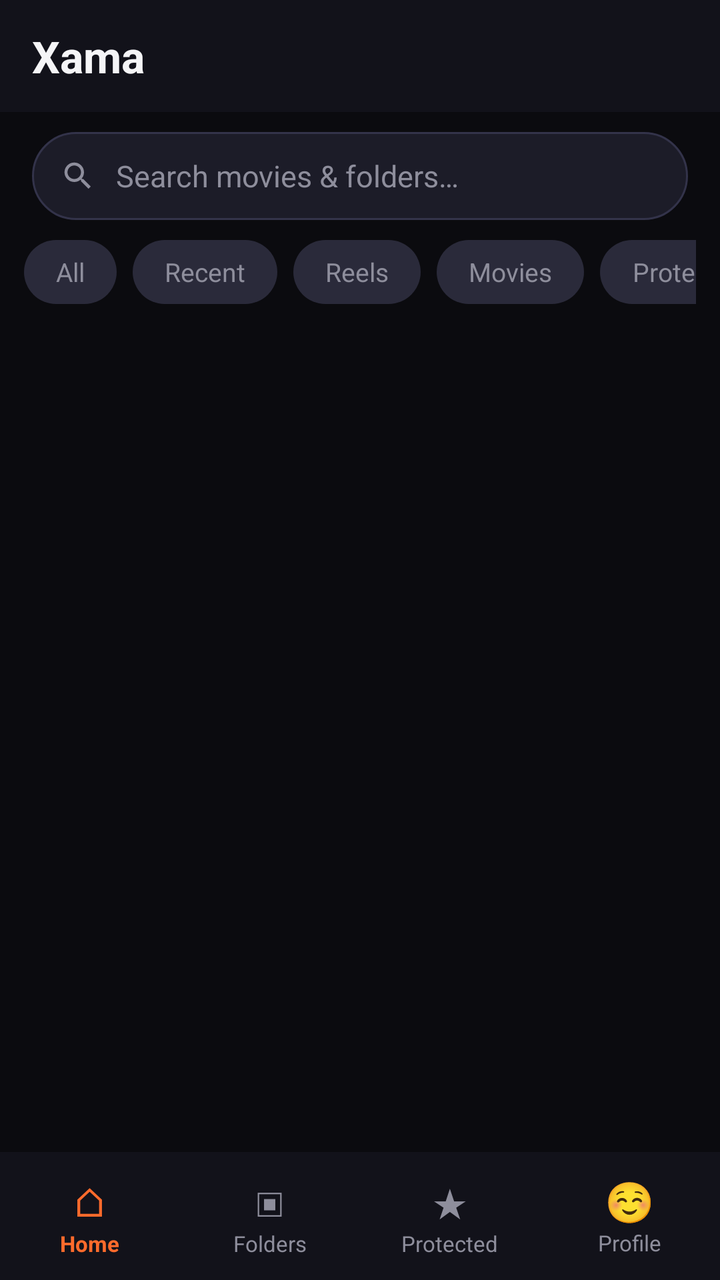
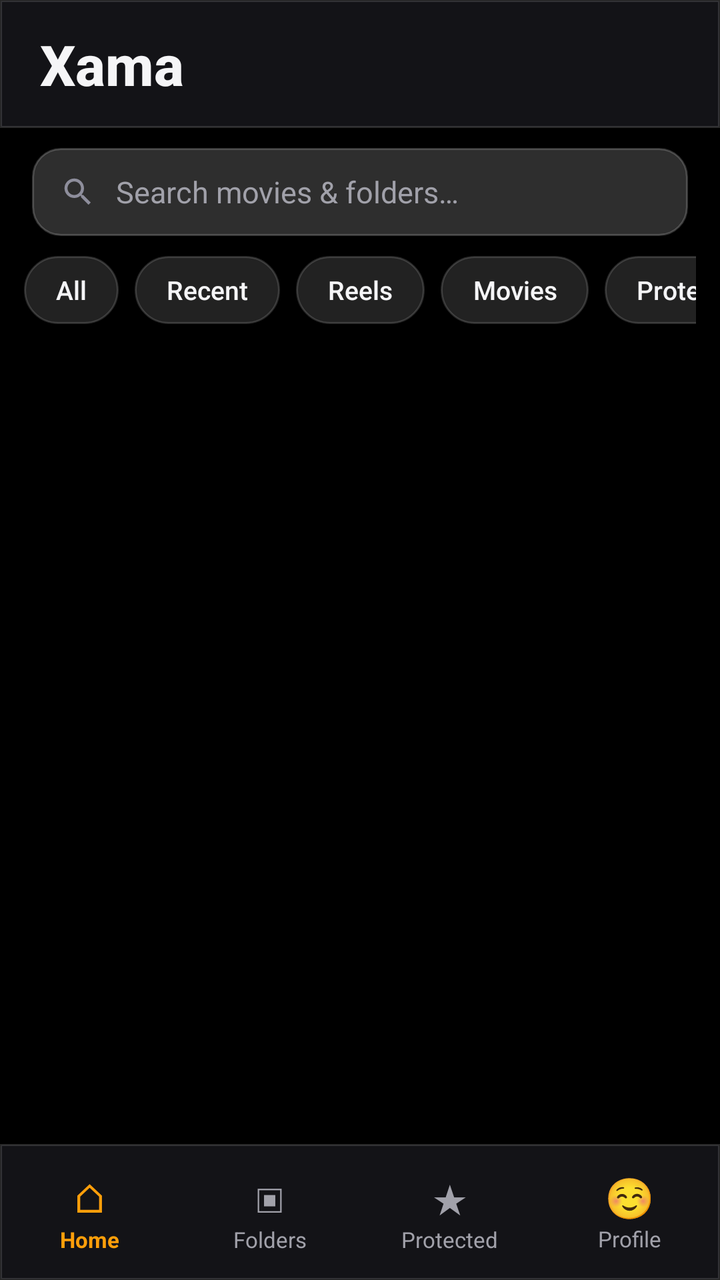

Before-and-after screenshots of an Android layout around one commit, followed by the original layout XML and the change that was made.
<!-- AndroidManifest.xml: application theme Theme.Xama -->
<!-- res/layout/activity_main.xml -->
<?xml version="1.0" encoding="utf-8"?>
<LinearLayout xmlns:android="http://schemas.android.com/apk/res/android"
    android:layout_width="match_parent"
    android:layout_height="match_parent"
    android:orientation="vertical"
    android:background="@color/bg_dark"
    android:fitsSystemWindows="true">

    
    <LinearLayout
        android:layout_width="match_parent"
        android:layout_height="56dp"
        android:orientation="horizontal"
        android:gravity="center_vertical"
        android:paddingStart="16dp"
        android:paddingEnd="16dp"
        android:background="@color/bg_panel">
        <TextView
            android:id="@+id/headerTitle"
            android:layout_width="0dp"
            android:layout_height="wrap_content"
            android:layout_weight="1"
            android:text="Xama"
            android:textColor="@color/text_primary"
            android:textSize="22sp"
            android:textStyle="bold"/>
        <TextView
            android:id="@+id/videoCountText"
            android:layout_width="wrap_content"
            android:layout_height="wrap_content"
            android:textColor="@color/text_muted"
            android:textSize="13sp"/>
    </LinearLayout>

    
    <LinearLayout
        android:id="@+id/searchBar"
        android:layout_width="match_parent"
        android:layout_height="44dp"
        android:layout_marginStart="16dp"
        android:layout_marginEnd="16dp"
        android:layout_marginTop="10dp"
        android:layout_marginBottom="4dp"
        android:orientation="horizontal"
        android:gravity="center_vertical"
        android:background="@drawable/search_bg"
        android:paddingStart="14dp"
        android:paddingEnd="14dp">
        <ImageView
            android:layout_width="18dp"
            android:layout_height="18dp"
            android:src="@drawable/ic_search"
            android:contentDescription="Search"/>
        <EditText
            android:id="@+id/searchInput"
            android:layout_width="0dp"
            android:layout_height="match_parent"
            android:layout_weight="1"
            android:layout_marginStart="10dp"
            android:background="@null"
            android:hint="Search movies &amp; folders…"
            android:textColorHint="@color/text_muted"
            android:textColor="@color/text_primary"
            android:textSize="15sp"
            android:inputType="text"
            android:imeOptions="actionSearch"
            android:maxLines="1"/>
    </LinearLayout>

    
    <HorizontalScrollView
        android:id="@+id/categoryScroll"
        android:layout_width="match_parent"
        android:layout_height="wrap_content"
        android:scrollbars="none"
        android:paddingStart="12dp"
        android:paddingEnd="12dp"
        android:paddingTop="6dp"
        android:paddingBottom="4dp">
        <LinearLayout
            android:id="@+id/categoryRow"
            android:layout_width="wrap_content"
            android:layout_height="wrap_content"
            android:orientation="horizontal">
            <TextView android:id="@+id/catAll" style="@style/CategoryChip" android:text="All"/>
            <TextView android:id="@+id/catRecent" style="@style/CategoryChip" android:text="Recent"/>
            <TextView android:id="@+id/catReels" style="@style/CategoryChip" android:text="Reels"/>
            <TextView android:id="@+id/catLong" style="@style/CategoryChip" android:text="Movies"/>
            <TextView android:id="@+id/catProtected" style="@style/CategoryChip" android:text="Protected"/>
        </LinearLayout>
    </HorizontalScrollView>

    <FrameLayout
        android:layout_width="match_parent"
        android:layout_height="0dp"
        android:layout_weight="1">

        
        <androidx.core.widget.NestedScrollView
            android:id="@+id/homeScroll"
            android:layout_width="match_parent"
            android:layout_height="match_parent"
            android:fillViewport="true"
            android:visibility="gone">
            <LinearLayout
                android:layout_width="match_parent"
                android:layout_height="wrap_content"
                android:orientation="vertical"
                android:padding="12dp">
                <include layout="@layout/item_hero"/>

                <LinearLayout
                    android:id="@+id/continueSection"
                    android:layout_width="match_parent"
                    android:layout_height="wrap_content"
                    android:orientation="vertical"
                    android:visibility="gone"
                    android:layout_marginBottom="8dp">
                    <TextView
                        android:layout_width="match_parent"
                        android:layout_height="wrap_content"
                        android:text="Continue watching"
                        android:textColor="@color/text_primary"
                        android:textSize="17sp"
                        android:textStyle="bold"
                        android:layout_marginStart="4dp"
                        android:layout_marginBottom="8dp"/>
                    <androidx.recyclerview.widget.RecyclerView
                        android:id="@+id/continueRow"
                        android:layout_width="match_parent"
                        android:layout_height="wrap_content"
                        android:orientation="horizontal"
                        android:nestedScrollingEnabled="false"/>
                </LinearLayout>

                <TextView
                    android:id="@+id/sectionTitle"
                    android:layout_width="match_parent"
                    android:layout_height="wrap_content"
                    android:text="On this device"
                    android:textColor="@color/text_primary"
                    android:textSize="17sp"
                    android:textStyle="bold"
                    android:layout_marginTop="4dp"
                    android:layout_marginBottom="8dp"
                    android:layout_marginStart="4dp"/>
                <androidx.recyclerview.widget.RecyclerView
                    android:id="@+id/homeGrid"
                    android:layout_width="match_parent"
                    android:layout_height="wrap_content"
                    android:nestedScrollingEnabled="false"/>
            </LinearLayout>
        </androidx.core.widget.NestedScrollView>

        <androidx.recyclerview.widget.RecyclerView
            android:id="@+id/contentList"
            android:layout_width="match_parent"
            android:layout_height="match_parent"
            android:clipToPadding="false"
            android:padding="12dp"/>

        <LinearLayout
            android:id="@+id/folderBackBar"
            android:layout_width="match_parent"
            android:layout_height="wrap_content"
            android:orientation="horizontal"
            android:gravity="center_vertical"
            android:padding="12dp"
            android:background="@color/bg_dark"
            android:visibility="gone">
            <TextView
                android:id="@+id/btnBackFolder"
                android:layout_width="wrap_content"
                android:layout_height="wrap_content"
                android:text="← Folders"
                android:textColor="@color/accent"
                android:textSize="15sp"
                android:textStyle="bold"
                android:padding="8dp"/>
            <TextView
                android:id="@+id/folderDetailTitle"
                android:layout_width="0dp"
                android:layout_height="wrap_content"
                android:layout_weight="1"
                android:textColor="@color/text_primary"
                android:textSize="16sp"
                android:textStyle="bold"
                android:maxLines="1"
                android:ellipsize="end"/>
        </LinearLayout>

        
        <ScrollView
            android:id="@+id/profilePanel"
            android:layout_width="match_parent"
            android:layout_height="match_parent"
            android:visibility="gone"
            android:fillViewport="true">
            <LinearLayout
                android:layout_width="match_parent"
                android:layout_height="wrap_content"
                android:orientation="vertical"
                android:padding="24dp"
                android:gravity="center_horizontal">

                <TextView
                    android:layout_width="88dp"
                    android:layout_height="88dp"
                    android:gravity="center"
                    android:text="X"
                    android:textSize="36sp"
                    android:textStyle="bold"
                    android:textColor="#FFFFFF"
                    android:background="@drawable/play_circle_bg"/>

                <TextView
                    android:layout_width="wrap_content"
                    android:layout_height="wrap_content"
                    android:layout_marginTop="16dp"
                    android:text="Xama"
                    android:textColor="@color/text_primary"
                    android:textSize="24sp"
                    android:textStyle="bold"/>

                <TextView
                    android:layout_width="wrap_content"
                    android:layout_height="wrap_content"
                    android:layout_marginTop="4dp"
                    android:text="Offline player · Protected streaming"
                    android:textColor="@color/text_muted"
                    android:textSize="13sp"/>

                <LinearLayout
                    android:layout_width="match_parent"
                    android:layout_height="wrap_content"
                    android:orientation="horizontal"
                    android:layout_marginTop="28dp">

                    <LinearLayout android:layout_width="0dp" android:layout_height="wrap_content"
                        android:layout_weight="1" android:orientation="vertical" android:gravity="center"
                        android:background="@color/bg_elevated" android:padding="16dp"
                        android:layout_marginEnd="6dp">
                        <TextView android:id="@+id/statTotal" android:layout_width="wrap_content"
                            android:layout_height="wrap_content" android:text="0"
                            android:textColor="@color/accent" android:textSize="22sp" android:textStyle="bold"/>
                        <TextView android:layout_width="wrap_content" android:layout_height="wrap_content"
                            android:text="Videos" android:textColor="@color/text_muted" android:textSize="12sp"/>
                    </LinearLayout>

                    <LinearLayout android:layout_width="0dp" android:layout_height="wrap_content"
                        android:layout_weight="1" android:orientation="vertical" android:gravity="center"
                        android:background="@color/bg_elevated" android:padding="16dp"
                        android:layout_marginStart="6dp" android:layout_marginEnd="6dp">
                        <TextView android:id="@+id/statProtected" android:layout_width="wrap_content"
                            android:layout_height="wrap_content" android:text="0"
                            android:textColor="@color/accent" android:textSize="22sp" android:textStyle="bold"/>
                        <TextView android:layout_width="wrap_content" android:layout_height="wrap_content"
                            android:text="Protected" android:textColor="@color/text_muted" android:textSize="12sp"/>
                    </LinearLayout>

                    <LinearLayout android:layout_width="0dp" android:layout_height="wrap_content"
                        android:layout_weight="1" android:orientation="vertical" android:gravity="center"
                        android:background="@color/bg_elevated" android:padding="16dp"
                        android:layout_marginStart="6dp">
                        <TextView android:id="@+id/statFolders" android:layout_width="wrap_content"
                            android:layout_height="wrap_content" android:text="0"
                            android:textColor="@color/accent" android:textSize="22sp" android:textStyle="bold"/>
                        <TextView android:layout_width="wrap_content" android:layout_height="wrap_content"
                            android:text="Folders" android:textColor="@color/text_muted" android:textSize="12sp"/>
                    </LinearLayout>
                </LinearLayout>

                <TextView
                    android:id="@+id/profileHint"
                    android:layout_width="match_parent"
                    android:layout_height="wrap_content"
                    android:layout_marginTop="24dp"
                    android:padding="16dp"
                    android:background="@color/bg_elevated"
                    android:textColor="@color/text_muted"
                    android:textSize="13sp"
                    android:lineSpacingExtra="4dp"
                    android:text="Protected videos are licensed to this device only. Screenshots are blocked while they play."/>
            </LinearLayout>
        </ScrollView>

        <LinearLayout
            android:id="@+id/emptyState"
            android:layout_width="match_parent"
            android:layout_height="match_parent"
            android:orientation="vertical"
            android:gravity="center"
            android:padding="32dp"
            android:visibility="gone">
            <TextView
                android:layout_width="72dp" android:layout_height="72dp"
                android:gravity="center" android:text="▶" android:textSize="32sp"
                android:textColor="@color/accent" android:background="@drawable/play_circle_bg"/>
            <TextView
                android:layout_width="wrap_content" android:layout_height="wrap_content"
                android:layout_marginTop="20dp" android:text="Nothing here yet"
                android:textColor="@color/text_primary" android:textSize="20sp" android:textStyle="bold"/>
            <TextView
                android:layout_width="match_parent" android:layout_height="wrap_content"
                android:layout_marginTop="12dp"
                android:text="Tap Allow when asked for video access — then your library appears.\nProtected titles show up after a shop sends them over USB."
                android:textColor="@color/text_muted" android:textSize="14sp"
                android:gravity="center"/>
        </LinearLayout>
    </FrameLayout>

    
    <LinearLayout
        android:layout_width="match_parent"
        android:layout_height="64dp"
        android:orientation="horizontal"
        android:background="@color/bg_panel"
        android:elevation="8dp"
        android:paddingTop="6dp"
        android:paddingBottom="6dp">

        <LinearLayout android:id="@+id/navHome" android:layout_width="0dp" android:layout_height="match_parent"
            android:layout_weight="1" android:orientation="vertical" android:gravity="center">
            <TextView android:id="@+id/navHomeIcon" android:layout_width="wrap_content" android:layout_height="wrap_content"
                android:text="⌂" android:textSize="20sp" android:textColor="@color/accent"/>
            <TextView android:id="@+id/navHomeLabel" android:layout_width="wrap_content" android:layout_height="wrap_content"
                android:text="Home" android:textSize="11sp" android:textColor="@color/accent" android:textStyle="bold"/>
        </LinearLayout>

        <LinearLayout android:id="@+id/navFolders" android:layout_width="0dp" android:layout_height="match_parent"
            android:layout_weight="1" android:orientation="vertical" android:gravity="center">
            <TextView android:id="@+id/navFoldersIcon" android:layout_width="wrap_content" android:layout_height="wrap_content"
                android:text="▣" android:textSize="20sp" android:textColor="@color/text_muted"/>
            <TextView android:id="@+id/navFoldersLabel" android:layout_width="wrap_content" android:layout_height="wrap_content"
                android:text="Folders" android:textSize="11sp" android:textColor="@color/text_muted"/>
        </LinearLayout>

        <LinearLayout android:id="@+id/navProtected" android:layout_width="0dp" android:layout_height="match_parent"
            android:layout_weight="1" android:orientation="vertical" android:gravity="center">
            <TextView android:id="@+id/navProtectedIcon" android:layout_width="wrap_content" android:layout_height="wrap_content"
                android:text="★" android:textSize="20sp" android:textColor="@color/text_muted"/>
            <TextView android:id="@+id/navProtectedLabel" android:layout_width="wrap_content" android:layout_height="wrap_content"
                android:text="Protected" android:textSize="11sp" android:textColor="@color/text_muted"/>
        </LinearLayout>

        <LinearLayout android:id="@+id/navProfile" android:layout_width="0dp" android:layout_height="match_parent"
            android:layout_weight="1" android:orientation="vertical" android:gravity="center">
            <TextView android:id="@+id/navProfileIcon" android:layout_width="wrap_content" android:layout_height="wrap_content"
                android:text="☺" android:textSize="20sp" android:textColor="@color/text_muted"/>
            <TextView android:id="@+id/navProfileLabel" android:layout_width="wrap_content" android:layout_height="wrap_content"
                android:text="Profile" android:textSize="11sp" android:textColor="@color/text_muted"/>
        </LinearLayout>
    </LinearLayout>
</LinearLayout>
<!-- res/layout/item_hero.xml (included above) -->
<?xml version="1.0" encoding="utf-8"?>
<androidx.cardview.widget.CardView xmlns:android="http://schemas.android.com/apk/res/android"
    xmlns:app="http://schemas.android.com/apk/res-auto"
    android:id="@+id/heroCard"
    android:layout_width="match_parent"
    android:layout_height="200dp"
    android:layout_marginBottom="12dp"
    app:cardBackgroundColor="@color/bg_elevated"
    app:cardCornerRadius="18dp"
    app:cardElevation="0dp">

    <FrameLayout
        android:layout_width="match_parent"
        android:layout_height="match_parent">

        <ImageView
            android:id="@+id/heroImage"
            android:layout_width="match_parent"
            android:layout_height="match_parent"
            android:scaleType="centerCrop"
            android:background="@drawable/thumb_placeholder"
            android:contentDescription="Featured"/>

        <View
            android:layout_width="match_parent"
            android:layout_height="match_parent"
            android:background="#66000000"/>

        <LinearLayout
            android:layout_width="match_parent"
            android:layout_height="wrap_content"
            android:layout_gravity="bottom"
            android:orientation="vertical"
            android:padding="16dp">

            <TextView
                android:layout_width="wrap_content"
                android:layout_height="wrap_content"
                android:text="FEATURED"
                android:textColor="@color/accent"
                android:textSize="11sp"
                android:textStyle="bold"
                android:letterSpacing="0.08"/>

            <TextView
                android:id="@+id/heroTitle"
                android:layout_width="match_parent"
                android:layout_height="wrap_content"
                android:layout_marginTop="4dp"
                android:textColor="#FFFFFF"
                android:textSize="20sp"
                android:textStyle="bold"
                android:maxLines="2"
                android:ellipsize="end"/>

            <TextView
                android:id="@+id/heroMeta"
                android:layout_width="match_parent"
                android:layout_height="wrap_content"
                android:layout_marginTop="2dp"
                android:textColor="#CCFFFFFF"
                android:textSize="12sp"
                android:maxLines="1"/>

            <LinearLayout
                android:layout_width="match_parent"
                android:layout_height="wrap_content"
                android:orientation="horizontal"
                android:layout_marginTop="12dp">

                <TextView
                    android:id="@+id/heroPlay"
                    android:layout_width="wrap_content"
                    android:layout_height="36dp"
                    android:gravity="center"
                    android:paddingStart="20dp"
                    android:paddingEnd="20dp"
                    android:text="▶  Play"
                    android:textColor="#FFFFFF"
                    android:textSize="13sp"
                    android:textStyle="bold"
                    android:background="@drawable/hero_play_btn"/>

                <TextView
                    android:id="@+id/heroFolder"
                    android:layout_width="wrap_content"
                    android:layout_height="36dp"
                    android:layout_marginStart="10dp"
                    android:gravity="center"
                    android:paddingStart="16dp"
                    android:paddingEnd="16dp"
                    android:text="Open folder"
                    android:textColor="#FFFFFF"
                    android:textSize="13sp"
                    android:background="@drawable/hero_outline_btn"/>
            </LinearLayout>
        </LinearLayout>
    </FrameLayout>
</androidx.cardview.widget.CardView>
<!-- resources referenced by this layout -->
<resources>
  <color name="accent">#FF6B2C</color>
  <color name="bg_dark">#0B0B0F</color>
  <color name="bg_elevated">#1A1A24</color>
  <color name="bg_panel">#12121A</color>
  <color name="text_muted">#8E8E9C</color>
  <color name="text_primary">#F5F5F7</color>
  <!-- drawable hero_outline_btn (drawable) -->
  <?xml version="1.0" encoding="utf-8"?>
  <shape xmlns:android="http://schemas.android.com/apk/res/android" android:shape="rectangle">
      <stroke android:width="1.5dp" android:color="#FFFFFF"/>
      <solid android:color="#33000000"/>
      <corners android:radius="24dp"/>
  </shape>
  <!-- drawable hero_play_btn (drawable) -->
  <?xml version="1.0" encoding="utf-8"?>
  <shape xmlns:android="http://schemas.android.com/apk/res/android" android:shape="rectangle">
      <solid android:color="#FF6B2C"/>
      <corners android:radius="24dp"/>
  </shape>
  <!-- drawable play_circle_bg (drawable) -->
  <?xml version="1.0" encoding="utf-8"?>
  <shape xmlns:android="http://schemas.android.com/apk/res/android"
      android:shape="oval">
      <solid android:color="#66000000"/>
      <stroke android:width="2dp" android:color="#88FFFFFF"/>
  </shape>
  <!-- drawable search_bg (drawable) -->
  <?xml version="1.0" encoding="utf-8"?>
  <shape xmlns:android="http://schemas.android.com/apk/res/android" android:shape="rectangle">
      <solid android:color="#1C1C28"/>
      <corners android:radius="24dp"/>
      <stroke android:width="1dp" android:color="#33334A"/>
  </shape>
  <!-- drawable thumb_placeholder (drawable) -->
  <?xml version="1.0" encoding="utf-8"?>
  <shape xmlns:android="http://schemas.android.com/apk/res/android"
      android:shape="rectangle">
      <solid android:color="#2A2A3A"/>
      <corners android:radius="8dp"/>
  </shape>
  <style name="CategoryChip">
          <item name="android:layout_width">wrap_content</item>
          <item name="android:layout_height">32dp</item>
          <item name="android:gravity">center</item>
          <item name="android:paddingStart">16dp</item>
          <item name="android:paddingEnd">16dp</item>
          <item name="android:layout_marginEnd">8dp</item>
          <item name="android:textSize">13sp</item>
          <item name="android:textColor">@color/text_muted</item>
          <item name="android:background">@drawable/chip_unselected</item>
      </style>
  <style name="Theme.Xama" parent="Theme.MaterialComponents.DayNight.NoActionBar">
          <item name="colorPrimary">#FF6B2C</item>
          <item name="colorPrimaryDark">#0B0B0F</item>
          <item name="colorAccent">#FF6B2C</item>
          <item name="android:windowBackground">#0B0B0F</item>
          <item name="android:statusBarColor">#12121A</item>
          <item name="android:navigationBarColor">#0B0B0F</item>
          <item name="android:windowLightStatusBar">false</item>
      </style>
  <!-- drawable chip_unselected (drawable) -->
  <?xml version="1.0" encoding="utf-8"?>
  <shape xmlns:android="http://schemas.android.com/apk/res/android" android:shape="rectangle">
      <solid android:color="#2A2A3A"/>
      <corners android:radius="20dp"/>
  </shape>
  <!-- unchanged entries left out for length: 1 -->
</resources>

<!-- the commit's change to res/layout/activity_main.xml (unified diff, before → after) -->
@@ -8,21 +8,23 @@
 
     
     <LinearLayout
-        android:layout_width="match_parent"
-        android:layout_height="56dp"
+        android:id="@+id/topBar"
+        android:layout_width="match_parent"
+        android:layout_height="64dp"
         android:orientation="horizontal"
         android:gravity="center_vertical"
-        android:paddingStart="16dp"
-        android:paddingEnd="16dp"
-        android:background="@color/bg_panel">
+        android:paddingStart="20dp"
+        android:paddingEnd="20dp"
+        android:background="@drawable/glass_bar">
         <TextView
             android:id="@+id/headerTitle"
             android:layout_width="0dp"
             android:layout_height="wrap_content"
             android:layout_weight="1"
             android:text="Xama"
+            android:fontFamily="sans-serif-medium"
             android:textColor="@color/text_primary"
-            android:textSize="22sp"
+            android:textSize="28sp"
             android:textStyle="bold"/>
         <TextView
             android:id="@+id/videoCountText"
@@ -238,7 +240,7 @@
 
                     <LinearLayout android:layout_width="0dp" android:layout_height="wrap_content"
                         android:layout_weight="1" android:orientation="vertical" android:gravity="center"
-                        android:background="@color/bg_elevated" android:padding="16dp"
+                        android:background="@drawable/glass_panel" android:padding="16dp"
                         android:layout_marginEnd="6dp">
                         <TextView android:id="@+id/statTotal" android:layout_width="wrap_content"
                             android:layout_height="wrap_content" android:text="0"
@@ -249,7 +251,7 @@
 
                     <LinearLayout android:layout_width="0dp" android:layout_height="wrap_content"
                         android:layout_weight="1" android:orientation="vertical" android:gravity="center"
-                        android:background="@color/bg_elevated" android:padding="16dp"
+                        android:background="@drawable/glass_panel" android:padding="16dp"
                         android:layout_marginStart="6dp" android:layout_marginEnd="6dp">
                         <TextView android:id="@+id/statProtected" android:layout_width="wrap_content"
                             android:layout_height="wrap_content" android:text="0"
@@ -260,7 +262,7 @@
 
                     <LinearLayout android:layout_width="0dp" android:layout_height="wrap_content"
                         android:layout_weight="1" android:orientation="vertical" android:gravity="center"
-                        android:background="@color/bg_elevated" android:padding="16dp"
+                        android:background="@drawable/glass_panel" android:padding="16dp"
                         android:layout_marginStart="6dp">
                         <TextView android:id="@+id/statFolders" android:layout_width="wrap_content"
                             android:layout_height="wrap_content" android:text="0"
@@ -276,7 +278,7 @@
                     android:layout_height="wrap_content"
                     android:layout_marginTop="24dp"
                     android:padding="16dp"
-                    android:background="@color/bg_elevated"
+                    android:background="@drawable/glass_panel"
                     android:textColor="@color/text_muted"
                     android:textSize="13sp"
                     android:lineSpacingExtra="4dp"
@@ -311,13 +313,14 @@
 
     
     <LinearLayout
-        android:layout_width="match_parent"
-        android:layout_height="64dp"
+        android:id="@+id/bottomNavBar"
+        android:layout_width="match_parent"
+        android:layout_height="68dp"
         android:orientation="horizontal"
-        android:background="@color/bg_panel"
-        android:elevation="8dp"
-        android:paddingTop="6dp"
-        android:paddingBottom="6dp">
+        android:background="@drawable/glass_bar"
+        android:elevation="0dp"
+        android:paddingTop="8dp"
+        android:paddingBottom="8dp">
 
         <LinearLayout android:id="@+id/navHome" android:layout_width="0dp" android:layout_height="match_parent"
             android:layout_weight="1" android:orientation="vertical" android:gravity="center">
@@ -360,8 +363,8 @@
     android:layout_width="match_parent"
     android:layout_height="200dp"
     android:layout_marginBottom="12dp"
-    app:cardBackgroundColor="@color/bg_elevated"
-    app:cardCornerRadius="18dp"
+    app:cardBackgroundColor="#1A1A1F"
+    app:cardCornerRadius="24dp"
     app:cardElevation="0dp">
 
     <FrameLayout
@@ -431,7 +434,7 @@
                     android:paddingStart="20dp"
                     android:paddingEnd="20dp"
                     android:text="▶  Play"
-                    android:textColor="#FFFFFF"
+                    android:textColor="#111111"
                     android:textSize="13sp"
                     android:textStyle="bold"
                     android:background="@drawable/hero_play_btn"/>
<!-- resource entries referenced after the edit -->
@@ -1,17 +1,28 @@
 <!-- resources referenced by this layout -->
 <resources>
-  <color name="accent">#FF6B2C</color>
-  <color name="bg_dark">#0B0B0F</color>
-  <color name="bg_elevated">#1A1A24</color>
-  <color name="bg_panel">#12121A</color>
-  <color name="text_muted">#8E8E9C</color>
+  <color name="accent">#FF9F0A</color>
+  <color name="bg_dark">#000000</color>
+  <color name="text_muted">#A1A1AA</color>
   <color name="text_primary">#F5F5F7</color>
+  <!-- drawable glass_bar (drawable) -->
+  <?xml version="1.0" encoding="utf-8"?>
+  <shape xmlns:android="http://schemas.android.com/apk/res/android" android:shape="rectangle">
+      <solid android:color="#B31C1C22"/>
+      <stroke android:width="1dp" android:color="#26FFFFFF"/>
+  </shape>
+  <!-- drawable glass_panel (drawable) -->
+  <?xml version="1.0" encoding="utf-8"?>
+  <shape xmlns:android="http://schemas.android.com/apk/res/android" android:shape="rectangle">
+      <solid android:color="#331C1C22"/>
+      <corners android:radius="22dp"/>
+      <stroke android:width="1dp" android:color="#40FFFFFF"/>
+  </shape>
   <!-- drawable hero_outline_btn (drawable) -->
   <?xml version="1.0" encoding="utf-8"?>
   <shape xmlns:android="http://schemas.android.com/apk/res/android" android:shape="rectangle">
-      <stroke android:width="1.5dp" android:color="#FFFFFF"/>
-      <solid android:color="#33000000"/>
-      <corners android:radius="24dp"/>
+      <solid android:color="#33FFFFFF"/>
+      <corners android:radius="20dp"/>
+      <stroke android:width="1dp" android:color="#55FFFFFF"/>
   </shape>
   <!-- drawable hero_play_btn (drawable) -->
   <?xml version="1.0" encoding="utf-8"?>
@@ -21,17 +32,17 @@
   </shape>
   <!-- drawable play_circle_bg (drawable) -->
   <?xml version="1.0" encoding="utf-8"?>
-  <shape xmlns:android="http://schemas.android.com/apk/res/android"
-      android:shape="oval">
-      <solid android:color="#66000000"/>
-      <stroke android:width="2dp" android:color="#88FFFFFF"/>
+  <shape xmlns:android="http://schemas.android.com/apk/res/android" android:shape="rectangle">
+      <solid android:color="#991C1C22"/>
+      <corners android:radius="18dp"/>
+      <stroke android:width="1dp" android:color="#40FFFFFF"/>
   </shape>
   <!-- drawable search_bg (drawable) -->
   <?xml version="1.0" encoding="utf-8"?>
   <shape xmlns:android="http://schemas.android.com/apk/res/android" android:shape="rectangle">
-      <solid android:color="#1C1C28"/>
-      <corners android:radius="24dp"/>
-      <stroke android:width="1dp" android:color="#33334A"/>
+      <solid android:color="#2EFFFFFF"/>
+      <corners android:radius="14dp"/>
+      <stroke android:width="1dp" android:color="#33FFFFFF"/>
   </shape>
   <!-- drawable thumb_placeholder (drawable) -->
   <?xml version="1.0" encoding="utf-8"?>
@@ -42,29 +53,34 @@
   </shape>
   <style name="CategoryChip">
           <item name="android:layout_width">wrap_content</item>
-          <item name="android:layout_height">32dp</item>
+          <item name="android:layout_height">34dp</item>
           <item name="android:gravity">center</item>
           <item name="android:paddingStart">16dp</item>
           <item name="android:paddingEnd">16dp</item>
           <item name="android:layout_marginEnd">8dp</item>
           <item name="android:textSize">13sp</item>
-          <item name="android:textColor">@color/text_muted</item>
+          <item name="android:fontFamily">sans-serif-medium</item>
+          <item name="android:textColor">@color/text_primary</item>
           <item name="android:background">@drawable/chip_unselected</item>
       </style>
   <style name="Theme.Xama" parent="Theme.MaterialComponents.DayNight.NoActionBar">
-          <item name="colorPrimary">#FF6B2C</item>
-          <item name="colorPrimaryDark">#0B0B0F</item>
-          <item name="colorAccent">#FF6B2C</item>
-          <item name="android:windowBackground">#0B0B0F</item>
-          <item name="android:statusBarColor">#12121A</item>
-          <item name="android:navigationBarColor">#0B0B0F</item>
+          <item name="colorPrimary">#FF9F0A</item>
+          <item name="colorPrimaryDark">#000000</item>
+          <item name="colorAccent">#FF9F0A</item>
+          <item name="android:windowBackground">#000000</item>
+          <item name="android:statusBarColor">#00000000</item>
+          <item name="android:navigationBarColor">#000000</item>
           <item name="android:windowLightStatusBar">false</item>
+          <item name="android:fontFamily">sans-serif</item>
+          <item name="android:windowTranslucentStatus">false</item>
+          <item name="android:enforceNavigationBarContrast">false</item>
       </style>
   <!-- drawable chip_unselected (drawable) -->
   <?xml version="1.0" encoding="utf-8"?>
   <shape xmlns:android="http://schemas.android.com/apk/res/android" android:shape="rectangle">
-      <solid android:color="#2A2A3A"/>
-      <corners android:radius="20dp"/>
+      <solid android:color="#22FFFFFF"/>
+      <corners android:radius="18dp"/>
+      <stroke android:width="1dp" android:color="#28FFFFFF"/>
   </shape>
   <!-- unchanged entries left out for length: 1 -->
 </resources>
